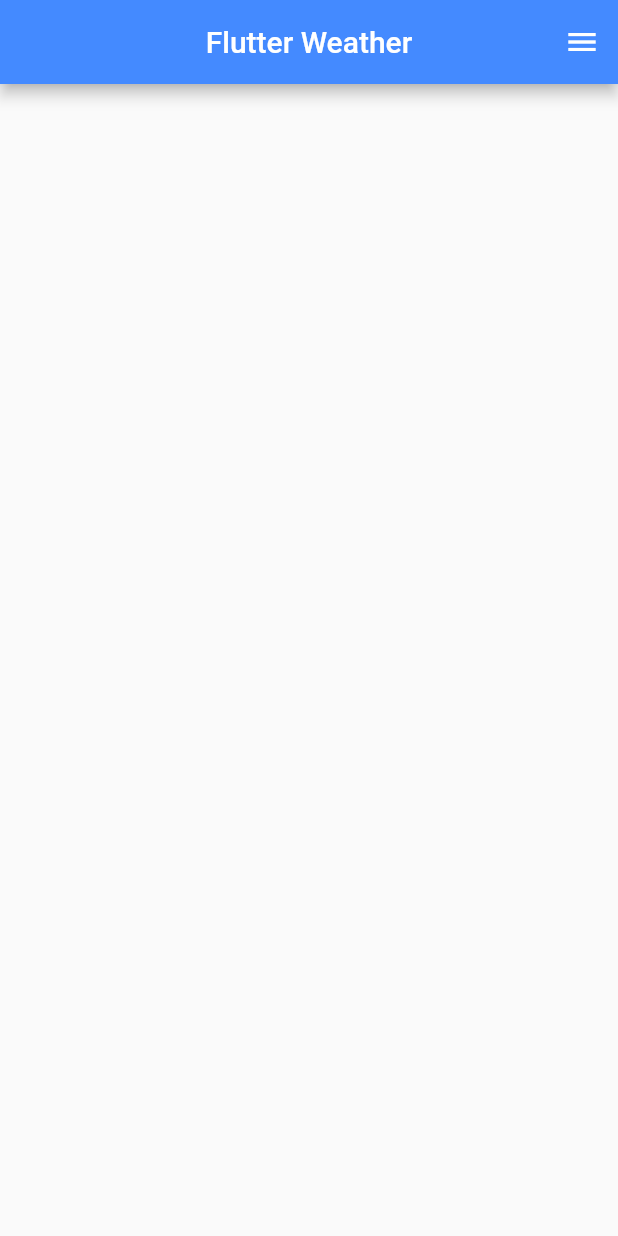
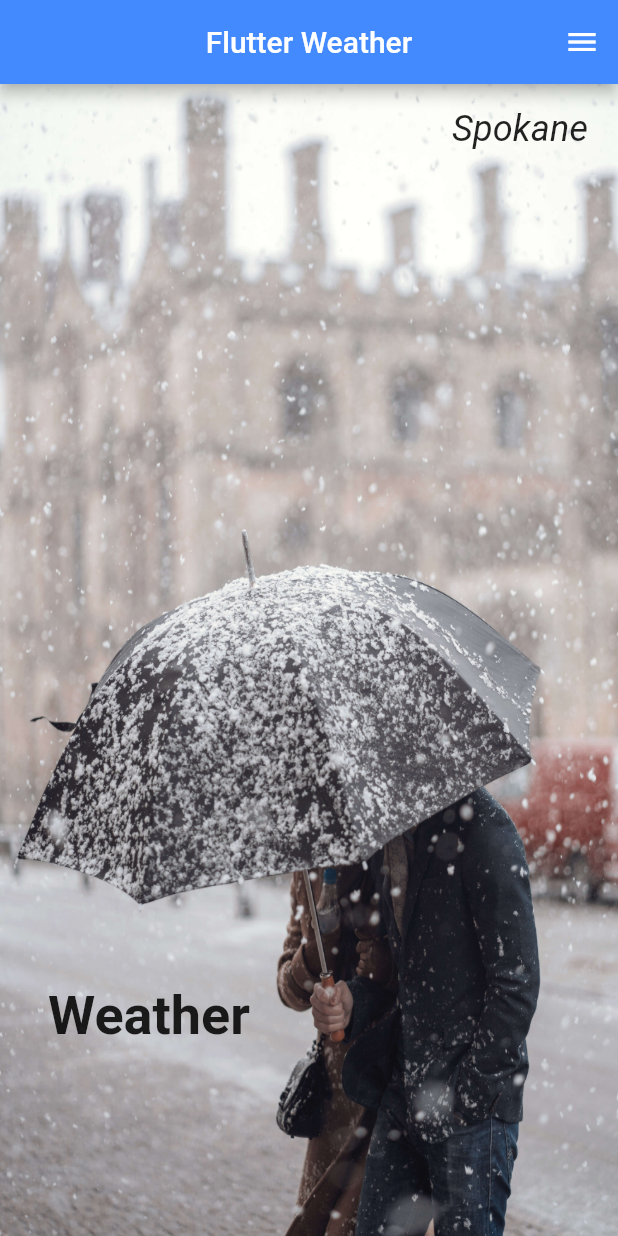
Before and after one commit to orangegrove1955/flutter-weather, a Flutter app: the screen it shows after launch, after a tap on the "menu" icon, on a phone screen of 412 x 824 dp. Run offline on Flutter 3.47's test engine with Material 2 defaults, Android fonts, the phone set to English and light mode, and no system bars; network calls fail.

Commit message:
Added weather api url, images for background

```diff
--- a/lib/ui/fw.dart
+++ b/lib/ui/fw.dart
@@ -1,4 +1,8 @@
 import 'package:flutter/material.dart';
+import 'package:http/http.dart' as http;
+import 'dart:async';
+import 'dart:convert';
+import '../utils/util.dart' as util;
 
 class FW extends StatefulWidget {
   @override
@@ -6,6 +10,13 @@ class FW extends StatefulWidget {
 }
 
 class _FWState extends State<FW> {
+  void showWeather() async {
+    final coords = util.defaultCoords;
+    Map data = await getWeather(coords["lat"], coords["long"]);
+    final current = data['currently']['temperature'];
+    print(current.toString());
+  }
+
   @override
   Widget build(BuildContext context) {
     return Scaffold(
@@ -16,11 +27,47 @@ class _FWState extends State<FW> {
           actions: <Widget>[
             IconButton(
               icon: Icon(Icons.menu),
-            onPressed: () => debugPrint("Hey"),
+              onPressed: () => showWeather(),
               color: Colors.white,
             )
           ],
         ),
-    );
+        body: Stack(
+          children: <Widget>[
+            Center(
+              child: Image.asset(
+                'images/snow.jpg',
+                fit: BoxFit.fill,
+                height: 2000,
+              ),
+            ),
+            Container(
+              alignment: Alignment.topRight,
+              margin: const EdgeInsets.fromLTRB(0.0, 16.0, 20.0, 0.0),
+              child: Text("Spokane", style: nameStyle()),
+            ),
+            Container(
+              alignment: Alignment.center,
+            ),
+            Container(
+                margin: EdgeInsets.fromLTRB(32.0, 600.0, 0.0, 24.0),
+                child: Text("Weather", style: weatherStyle())),
+          ],
+        ));
+  }
+
+  Future<Map> getWeather(double lat, double long) async {
+    String apiURL =
+        "https://api.darksky.net/forecast/${util.apiKey}/${lat},${long}?units=si";
+    http.Response response = await http.get(apiURL);
+    return json.decode(response.body);
   }
 }
+
+TextStyle nameStyle() {
+  return TextStyle(fontSize: 24.0, fontStyle: FontStyle.italic);
+}
+
+TextStyle weatherStyle() {
+  return TextStyle(fontSize: 36.0, fontWeight: FontWeight.bold);
+}
--- /dev/null
+++ b/lib/utils/util.dart
@@ -0,0 +1,2 @@
+final apiKey = "6fa1f453acb4fac420a30356a67aa9d5";
+final defaultCoords = {"lat": -37.813657750000004, "long": -37.813657750000004};
--- a/pubspec.yaml
+++ b/pubspec.yaml
@@ -19,6 +19,7 @@ environment:
 dependencies:
   flutter:
     sdk: flutter
+  http: ^0.12.0+2
 
   # The following adds the Cupertino Icons font to your application.
   # Use with the CupertinoIcons class for iOS style icons.
@@ -44,6 +45,10 @@ flutter:
   # assets:
   #  - images/a_dot_burr.jpeg
   #  - images/a_dot_ham.jpeg
+  assets:
+    - images/mountain.jpg
+    - images/palms.jpg
+    - images/snow.jpg
 
   # An image asset can refer to one or more resolution-specific "variants", see
   # https://flutter.dev/assets-and-images/#resolution-aware.
```
Also changed, not shown: images/mountain.jpg (added), images/palms.jpg (added), images/snow.jpg (added), pubspec.lock. Lines whose indentation alone changed are shown as unchanged.
